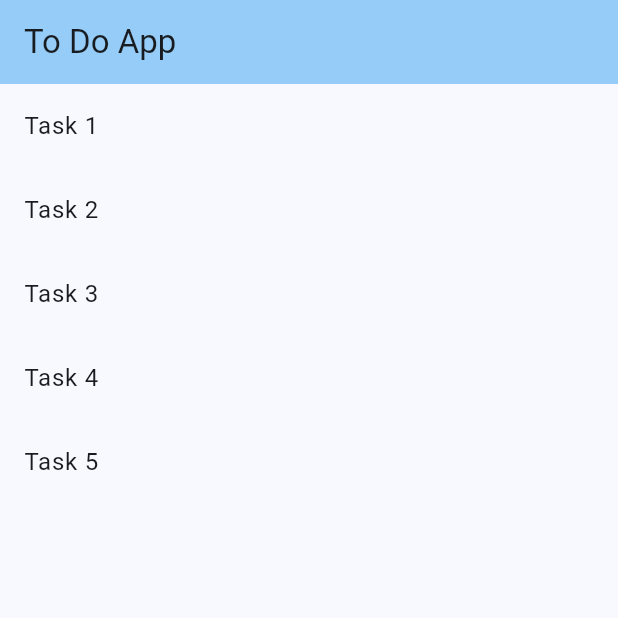
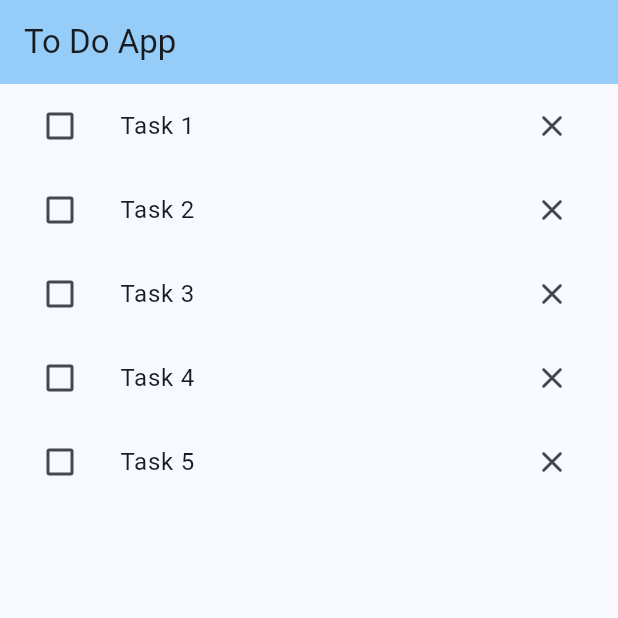
Before and after one commit to wessouza19/tarefas_v1, a Flutter app: the screen it shows after launch, on a phone screen of 412 x 824 dp, the top half of it. Run offline on Flutter 3.47's test engine with Material 3 defaults, Android fonts, the phone set to English and light mode, and no system bars.

Commit message:
versao_3.0

```diff
--- /dev/null
+++ b/lib/todo_item_widget.dart
@@ -0,0 +1,54 @@
+import 'package:flutter/material.dart';
+import 'package:tarefas_v1/todo.dart';
+
+class TodoItemWidget extends StatefulWidget {
+  const TodoItemWidget({super.key, required this.todo});
+
+  final Todo todo;
+
+  @override
+  State<TodoItemWidget> createState() => _TodoItemWidgetState();
+}
+
+class _TodoItemWidgetState extends State<TodoItemWidget> {
+  late TextEditingController todoController;
+
+  @override
+  void initState() {
+    todoController = TextEditingController(text: widget.todo.task);
+    super.initState();
+  }
+
+  @override
+  Widget build(BuildContext context) {
+    return ListTile(
+      title: TextFormField(
+        controller: todoController,
+        decoration:
+            const InputDecoration.collapsed(hintText: 'escreva sua tarefa'),
+        onChanged: onChanged,
+      ),
+      leading: Checkbox(
+        value: widget.todo.completed,
+        onChanged: onToggled,
+      ),
+      trailing: IconButton(
+        onPressed: onDeleted,
+        visualDensity: VisualDensity.compact,
+        icon: Icon(Icons.close_rounded),
+      ),
+    );
+  }
+
+  void onChanged(String task) {
+    print(task);
+  }
+
+  void onToggled(_) {
+    print(_);
+  }
+
+  void onDeleted() {
+    print('deleted');
+  }
+}
--- a/lib/todo_list_widget.dart
+++ b/lib/todo_list_widget.dart
@@ -1,5 +1,6 @@
 import 'package:flutter/material.dart';
 import 'package:tarefas_v1/todo.dart';
+import 'package:tarefas_v1/todo_item_widget.dart';
 
 List<Todo> todoList = [
   Todo.create("Task 1"),
@@ -19,9 +20,7 @@ class TodoListWidget extends StatelessWidget {
       shrinkWrap: true,
       itemCount: todoList.length,
       itemBuilder: (context, index) {
-        return ListTile(
-          title: Text(todoList[index].task),
-        );
+        return TodoItemWidget(todo: todoList[index]);
       },
     );
   }
```
